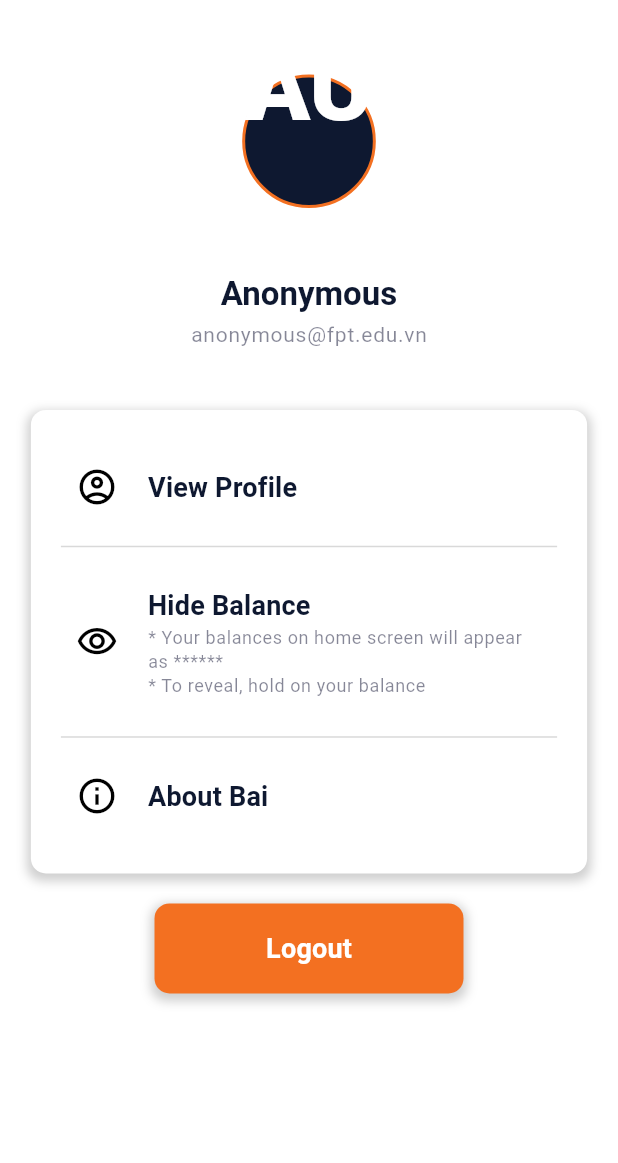
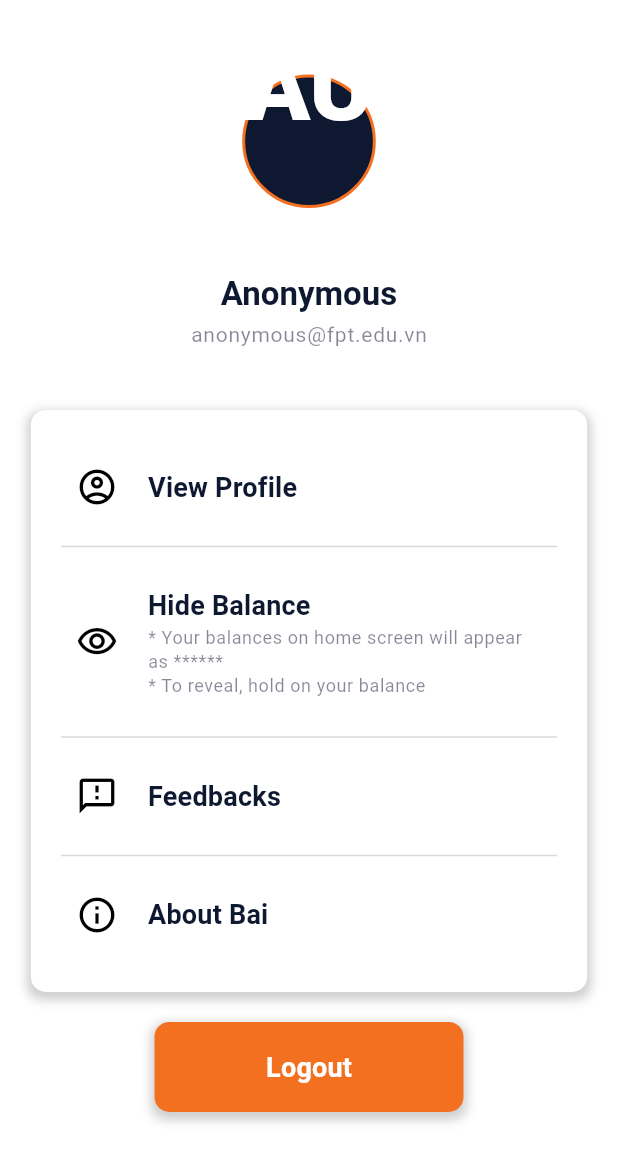
Before and after one commit to 3mallrice/fptu_bike_parking_system, a Flutter app: the MeScreen screen opened by its route, on a phone screen of 412 x 824 dp. Shown: the top 1163 px of the screen. Run offline on Flutter 3.47's test engine with Material 3 defaults, Android fonts, the light colour scheme and no system bars; our stand-ins replace cached_network_image, dotted_line, fl_chart, flutter_image_slideshow, font_awesome_flutter, geolocator and 14 more; missing offline and left inert: flutter_zalopay_sdk, transition, widgets_to_image; accounts and stored records are empty.

Commit message:
[3mallrice][update ui]

```diff
--- a/lib/representation/me.dart
+++ b/lib/representation/me.dart
@@ -1,10 +1,11 @@
-import 'package:flutter/material.dart';
 import 'package:bai_system/api/model/bai_model/login_model.dart';
 import 'package:bai_system/component/shadow_container.dart';
 import 'package:bai_system/core/helper/google_auth.dart';
 import 'package:bai_system/core/helper/local_storage_helper.dart';
 import 'package:bai_system/representation/about_screen.dart';
+import 'package:bai_system/representation/feedback.dart';
 import 'package:bai_system/representation/profile.dart';
+import 'package:flutter/material.dart';
 import 'package:logger/logger.dart';
 
 import 'login.dart';
@@ -177,21 +178,24 @@ class _MeScreenState extends State<MeScreen> {
                           color: Theme.of(context).colorScheme.outlineVariant,
                           thickness: 1,
                         ),
-                        // meItem(
-                        //     Icons.rule_rounded,
-                        //     Text(
-                        //       'Parking Rules',
-                        //       style: Theme.of(context)
-                        //           .textTheme
-                        //           .titleMedium!
-                        //           .copyWith(fontSize: 18),
-                        //     ), () {
-                        //   // TODO: Navigate to Parking Rules
-                        // }),
-                        // Divider(
-                        //   color: Theme.of(context).colorScheme.outlineVariant,
-                        //   thickness: 1,
-                        // ),
+                        meItem(
+                          Icons.feedback_outlined,
+                          Text(
+                            'Feedbacks',
+                            style: Theme.of(context)
+                                .textTheme
+                                .titleMedium!
+                                .copyWith(fontSize: 18),
+                          ),
+                          () {
+                            Navigator.of(context)
+                                .pushNamed(FeedbackScreen.routeName);
+                          },
+                        ),
+                        Divider(
+                          color: Theme.of(context).colorScheme.outlineVariant,
+                          thickness: 1,
+                        ),
                         meItem(
                             Icons.info_outlined,
                             Text(
--- a/lib/representation/navigation_bar.dart
+++ b/lib/representation/navigation_bar.dart
@@ -1,5 +1,5 @@
+import 'package:bai_system/representation/bai_screen.dart';
 import 'package:flutter/material.dart';
-import 'package:bai_system/representation/bai_screen.dart';
 import 'package:stylish_bottom_bar/stylish_bottom_bar.dart';
 
 import '../component/main_app_bar.dart';
@@ -95,9 +95,9 @@ class _MyNavigationBarState extends State<MyNavigationBar> {
             selectedColor: Theme.of(context).colorScheme.primary,
           ),
           BottomBarItem(
-            icon: const Icon(Icons.person_rounded),
+            icon: const Icon(Icons.dehaze_rounded),
             title: Text(
-              'Me',
+              'Others',
               style: Theme.of(context).textTheme.labelSmall,
             ),
             selectedColor: Theme.of(context).colorScheme.primary,
```
Also changed, not shown: lib/component/main_app_bar.dart (+4 -4 lines), lib/representation/payment.dart (+13 -37 lines).
